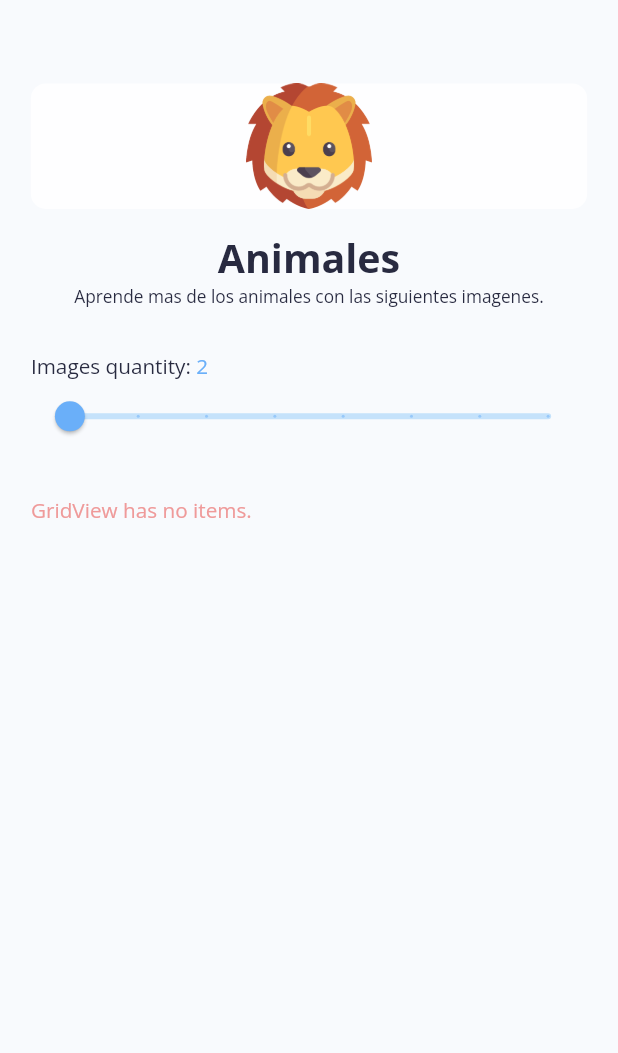
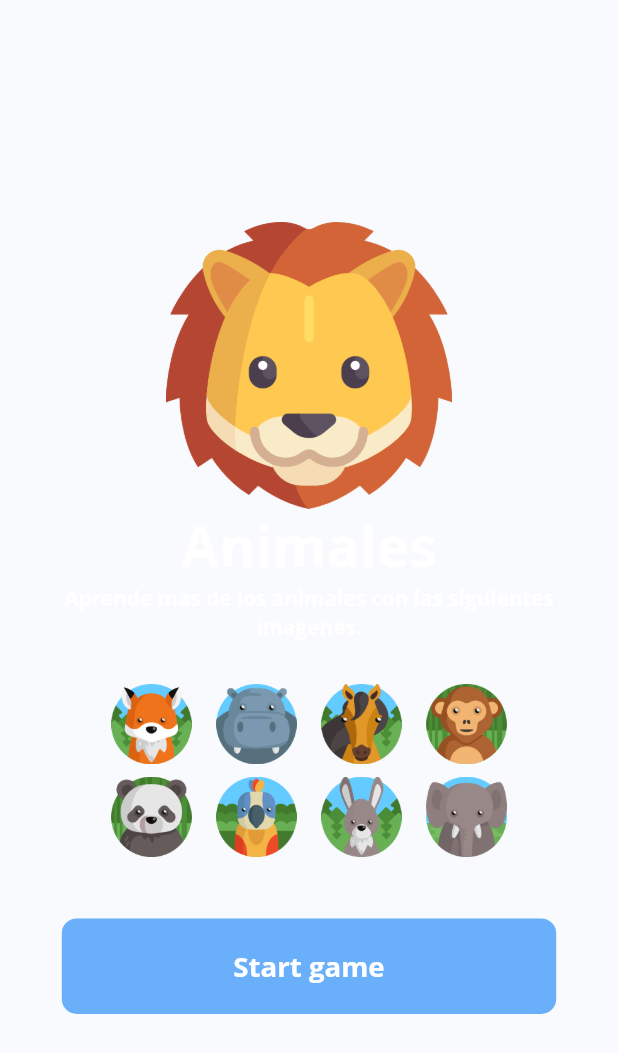
Before and after one commit to FranciscoRdz2001/memory_game_flutter_app, a Flutter app: the screen it shows after launch, after a tap on "Animales", on a phone screen of 412 x 824 dp. Shown: the top 1053 px of the screen. Run offline on Flutter 3.47's test engine with Material 2 defaults, Android fonts, the phone set to English and light mode, and no system bars; our stand-ins replace palette_generator.

Commit message:
new splash page added, custom animation class

```diff
--- a/lib/main.dart
+++ b/lib/main.dart
@@ -1,4 +1,6 @@
 import 'package:flutter/material.dart';
+import 'package:memoram_app/src/presentation/views/category_splash.dart';
+import 'package:memoram_app/src/presentation/views/game_page.dart';
 import 'package:memoram_app/src/provider/categories_provider.dart';
 import 'package:memoram_app/src/provider/game_logic_provider.dart';
 import 'package:provider/provider.dart';
@@ -25,6 +27,11 @@ class MyApp extends StatelessWidget {
         ),
         title: 'Memorama',
         home: const HomePage(),
+        routes: {
+          '/homePage' : (context) => const HomePage(),
+          '/categorySplash' : (context) => const CategorySpash(),
+          '/gamePage' : (context) => const GamePage(),
+        },
       ),
     );
   }
--- /dev/null
+++ b/lib/src/core/utils/custom_animation.dart
@@ -0,0 +1,50 @@
+
+
+
+import 'package:memoram_app/src/presentation/widgets/custom_scaffold_with_header.dart';
+
+class CustomAnimation{
+
+  late final AnimationController _controller;
+  late final Animation<double> _animation;
+  late final VoidCallback? animationListener;
+  late final void Function(AnimationStatus status)? animationStatusListener;
+
+  double get value => _animation.value;
+  AnimationStatus get status => _controller.status;
+  Duration get duration => _controller.duration!;
+
+
+  CustomAnimation({
+    required SingleTickerProviderStateMixin tickerProvider,
+    required Duration duration,
+    required double start,
+    required double end,
+    required this.animationListener,
+    this.animationStatusListener,
+    bool? reverse,
+  }){
+    _controller = AnimationController(vsync: tickerProvider, duration: duration);
+    _animation = Tween<double>(begin: start, end: end).animate(CurvedAnimation(
+        parent: _controller,
+        curve: Curves.ease,
+      ))
+      ..addListener(animationListener!)
+      ..addStatusListener(animationStatusListener!);
+    if(reverse ?? false){
+      _controller.repeat(reverse: true);
+    }
+  }
+
+  void start() => _controller.forward();
+  void restart() => _controller.reset();
+  void reverse() => _controller.reverse();
+
+  void dispose(){
+    _controller.removeListener(animationListener!);
+
+    if(animationStatusListener != null){
+      _controller.removeStatusListener(animationStatusListener!);
+    }
+  }
+}
--- /dev/null
+++ b/lib/src/presentation/views/category_splash.dart
@@ -0,0 +1,182 @@
+import 'dart:ui';
+
+import 'package:flutter/material.dart';
+import 'package:memoram_app/src/core/utils/constants.dart';
+import 'package:memoram_app/src/core/utils/custom_animation.dart';
+import 'package:memoram_app/src/core/utils/responsive.dart';
+import 'package:memoram_app/src/core/utils/styles.dart';
+import 'package:memoram_app/src/data/models/category_model.dart';
+import 'package:memoram_app/src/presentation/views/game_page.dart';
+import 'package:memoram_app/src/presentation/widgets/flexible_grid_view.dart';
+import 'package:memoram_app/src/provider/game_logic_provider.dart';
+import 'package:provider/provider.dart';
+
+
+class CategorySpash extends StatefulWidget {
+
+  const CategorySpash({Key? key}) : super(key: key);
+
+  @override
+  State<CategorySpash> createState() => _CategorySpashState();
+}
+
+class _CategorySpashState extends State<CategorySpash> with SingleTickerProviderStateMixin{
+
+  late final CustomAnimation _splashAnimation;
+  bool? _animationIsInReverse;
+
+  @override
+  void initState() {
+    super.initState();
+    _splashAnimation = CustomAnimation(
+      tickerProvider: this,
+      duration: const Duration(milliseconds: 500),
+      start: 0,
+      end: 1,
+      animationListener: animationListener,
+      animationStatusListener: animationStatusListener
+    );
+    _animationIsInReverse = false;
+    _splashAnimation.start();
+  }
+
+  void animationListener(){
+    setState(() {
+
+    });
+  }
+
+  void animationStatusListener(AnimationStatus status) async{
+    if(status == AnimationStatus.reverse){
+      _animationIsInReverse = true;
+    }
+
+    if(status == AnimationStatus.dismissed && _animationIsInReverse!){
+      Navigator.pushReplacementNamed(
+        context,
+        '/gamePage',
+      );
+      // Navigator.popAndPushNamed(context, '/gamePage');
+    }
+  }
+
+  @override
+  void dispose() {
+    super.dispose();
+    _splashAnimation.dispose();
+  }
+
+  @override
+  Widget build(BuildContext context) {
+
+    final GameLogicProvider logicProvider = Provider.of<GameLogicProvider>(context);
+    final ResponsiveUtil resp = ResponsiveUtil.of(context);
+
+    final CategoryModel category = logicProvider.category;
+    final String imagePath = '$iconsImagesPath/${category.icon}.png';
+
+    final int imagesPerRowInGrid = category.images!.length ~/ 2;
+    final int rowsInGrid = category.images!.length ~/ imagesPerRowInGrid;
+
+    final double yPositionInReverse = _animationIsInReverse! ? lerpDouble(-resp.hp(38), 0, _splashAnimation.value)! : 0;
+    final double borderRadius = lerpDouble(1000, 0, _splashAnimation.value)!;
+
+    return Scaffold(
+      body: Transform.translate(
+        offset: Offset(0, yPositionInReverse),
+        child: Opacity(
+          opacity: _splashAnimation.value,
+          child: Transform.scale(
+            scale: _splashAnimation.value,
+            child: Container(
+              height: resp.height,
+              width: resp.width,
+              decoration: BoxDecoration(
+                color: logicProvider.category.bgColor,
+                borderRadius: BorderRadius.circular(borderRadius)
+              ),
+              child: Stack(
+                children: [
+                  Align(
+                    alignment: Alignment.center,
+                    child: Padding(
+                      padding: EdgeInsets.symmetric(
+                        vertical: resp.lPadding,
+                        horizontal: resp.tPadding
+                      ),
+                      child: Column(
+                        crossAxisAlignment: CrossAxisAlignment.center,
+                        mainAxisAlignment: MainAxisAlignment.center,
+                        children: [
+                          const Expanded(
+                            flex: 2,
+                            child: SizedBox()
+                          ),
+                          Expanded(
+                            flex: 3,
+                            child: _splashAnimation.value > 0.2 ? Image.asset(
+                              imagePath,
+                              fit: BoxFit.contain,
+                            ) : const SizedBox()
+                          ),
+                          Text(category.title, textAlign: TextAlign.center, style: TextStyles.w700(resp.dp(4), Colors.white)),
+                          Text(category.description, textAlign: TextAlign.center, style: TextStyles.w700(resp.dp(1.5), Colors.white)),
+                          SizedBox(height: resp.separatorHeight),
+                          Expanded(
+                            flex: 2,
+                            child: SizedBox(
+                              height: resp.hp(7.5) * rowsInGrid,
+                              width: resp.wp(16) * imagesPerRowInGrid,
+                              child: Column(
+                                children: [
+                                  FlexibleGridView(
+                                    crossAxisCount: imagesPerRowInGrid,
+                                    items: List.generate(category.images!.length, (index) {
+                                      return Container(
+                                        decoration: const BoxDecoration(
+                                          color: containerBG,
+                                          shape: BoxShape.circle,
+                                        ),
+                                        child: Image.asset(category.images![index]),
+                                      );
+                                    }),
+                                  ),
+                                ],
+                              ),
+                            ),
+                          ),
+                          SizedBox(height: resp.separatorHeight),
+                          Expanded(
+                            flex: 1,
+                            child: GestureDetector(
+                              onTap: _animationIsInReverse! ? () {} : () {
+                                _splashAnimation.reverse();
+                              },
+                              child: Container(
+                                width: resp.width,
+                                alignment: Alignment.center,
+                                decoration: BoxDecoration(
+                                  color: accent,
+                                  borderRadius: BorderRadius.circular(10)
+                                ),
+                                child: Text('Start game', style: TextStyles.w700(resp.dp(2), Colors.white)),
+                              ),
+                            ),
+                          ),
+                          const Expanded(
+                            flex: 2,
+                            child: SizedBox()
+                          )
+                        ],
+                      ),
+                    ),
+                  ),
+                ],
+              ),
+            ),
+          ),
+        ),
+      ),
+    );
+  }
+}
--- a/lib/src/presentation/views/game_page.dart
+++ b/lib/src/presentation/views/game_page.dart
@@ -16,16 +16,17 @@ class GamePage extends StatefulWidget {
   State<GamePage> createState() => _GamePageState();
 }
 
-class _GamePageState extends State<GamePage>{
+class _GamePageState extends State<GamePage> with SingleTickerProviderStateMixin{
 
   final int _maxPairNumberOfColumns = 4;
   final int _maxOddNumberOfColumns = 5;
+
   @override
   Widget build(BuildContext context) {
 
     final GameLogicProvider logicProvider = Provider.of<GameLogicProvider>(context);
+
     final String imagePath = '$iconsImagesPath/${logicProvider.category.icon}.png';
-
     final int imagesQuantity = logicProvider.imagesQuantity;
 
     return CustomScaffoldWithHeader(
@@ -33,6 +34,7 @@ class _GamePageState extends State<GamePage>{
       subTitle: logicProvider.category.description,
       withoutHeader: true,
       beforeTitleWidget: CustomCategoryImageContainer(
+        withoutHero: true,
         flex: 1,
         path: imagePath,
         category: logicProvider.category,
--- a/lib/src/presentation/views/home_page.dart
+++ b/lib/src/presentation/views/home_page.dart
@@ -63,7 +63,6 @@ class _HomePageState extends State<HomePage> {
       getWidgets: (resp) {
         return [
           Text('Dashboard:', textAlign: TextAlign.center, style: TextStyles.w500(resp.dp(2.5))),
-
           FlexibleGridView(
             crossAxisCount: 3,
             items: dashboardItems.map((i) => DashboardContainer(bgColor: containerBG, title: i.title, value: i.value, icon: i.icon)).toList()
--- a/lib/src/presentation/widgets/category_container.dart
+++ b/lib/src/presentation/widgets/category_container.dart
@@ -1,6 +1,7 @@
 import 'package:flutter/material.dart';
 import 'package:memoram_app/src/core/utils/constants.dart';
 import 'package:memoram_app/src/data/models/category_model.dart';
+import 'package:memoram_app/src/presentation/views/category_splash.dart';
 import 'package:memoram_app/src/presentation/views/game_page.dart';
 import 'package:memoram_app/src/presentation/widgets/custom_category_image_container.dart';
 import 'package:memoram_app/src/provider/game_logic_provider.dart';
@@ -35,7 +36,7 @@ class CategoryContainer extends StatelessWidget {
               Navigator.push(
                 context,
                 MaterialPageRoute<void>(
-                  builder: (BuildContext context) => const GamePage(),
+                  builder: (BuildContext context) => const CategorySpash(),
                 ),
               );
             },
--- a/lib/src/presentation/widgets/custom_category_image_container.dart
+++ b/lib/src/presentation/widgets/custom_category_image_container.dart
@@ -11,8 +11,11 @@ class CustomCategoryImageContainer extends StatelessWidget {
   final Color? definedColor;
   final int? flex;
 
+  final bool? withoutHero;
+
   const CustomCategoryImageContainer({
     Key? key,
+    this.withoutHero,
     this.definedColor,
     this.flex,
     required this.path,
@@ -32,7 +35,8 @@ class CustomCategoryImageContainer extends StatelessWidget {
           color: category.bgColor ?? containerBG,
           borderRadius: BorderRadius.circular(10)
         ),
-        child: Hero(
+        child: withoutHero != null ? Image.asset(path, fit: BoxFit.contain)
+        : Hero(
           tag: path,
           child: Image.asset(path, fit: BoxFit.contain)
         )
```
